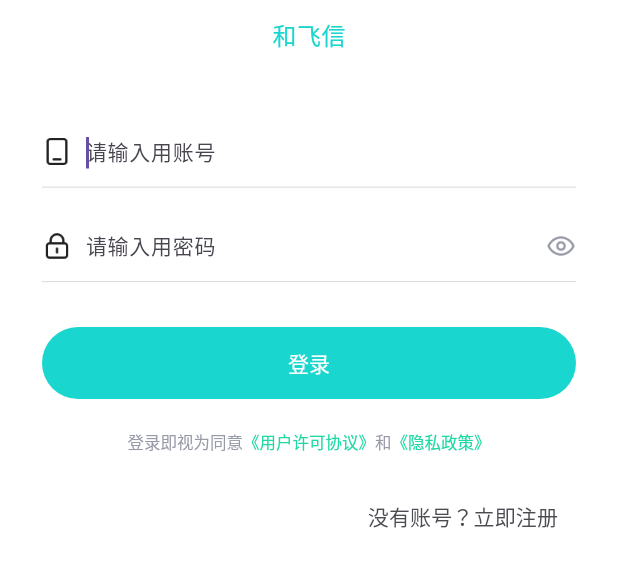
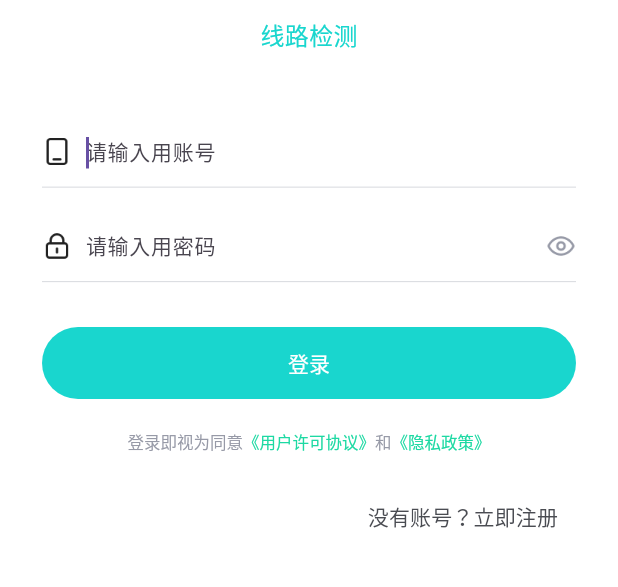
Before and after one commit to neo00007-boop/linecheck, a Flutter app: the screen it shows after launch, on a phone screen of 412 x 824 dp, the part 267-854 px from its top. Run offline on Flutter 3.47's test engine with Material 3 defaults, Android fonts, the phone set to English and light mode, and no system bars; our stand-ins replace device_info_plus, dio, flutter_easyloading, fluttertoast, package_info_plus, shared_preferences; missing offline and left inert: super_tooltip.

Commit message:
fix 详情页

```diff
--- a/lib/entity/const.dart
+++ b/lib/entity/const.dart
@@ -2,4 +2,4 @@
 const String kUserInfoKey = "kUserInfoKey";
 
 /* App名称 */
-const String kAppName = "和飞信";
+const String kAppName = "线路检测";
--- a/lib/page/home/widgets/task_cell.dart
+++ b/lib/page/home/widgets/task_cell.dart
@@ -29,14 +29,14 @@ class TaskCell extends StatelessWidget {
           Button(
             onPressed: (){
               if (!task.isDone) {
-                Future<void>.delayed(Duration(seconds: 2), () {
+                //Future<void>.delayed(Duration(seconds: 2), () {
                   LineInfoEntity entity = LineInfoEntity();
                   entity.id = 1000;
                   entity.url = "https://www.baidu.com";
                   entity.checkTime = "";
                   entity.resultOk = false;
                   NavigatorUtils.push(context, DetailPage(entity: entity), valueSetter: (value) {});
-                });
+                //});
               }
             },
             text: task.isDone ? '检测完成' : '开始检测',
--- a/lib/page/home/widgets/task_record_cell.dart
+++ b/lib/page/home/widgets/task_record_cell.dart
@@ -39,14 +39,14 @@ class TaskRecordCell extends StatelessWidget {
             ),
           ),
           Button(text: '查看结果', disabled: false, height: 30, width: 90,onPressed: (){
-            Future<void>.delayed(Duration(seconds: 2), () {
+            //Future<void>.delayed(Duration(seconds: 2), () {
               LineInfoEntity entity = LineInfoEntity();
               entity.id = 1000;
               entity.url = "https://www.baidu.com";
               entity.checkTime = "";
               entity.resultOk = false;
               NavigatorUtils.push(context, DetailPage(entity: entity), valueSetter: (value) {});
-            });
+            //});
           },),
         ],
       ),
--- a/lib/page/main_tab_page.dart
+++ b/lib/page/main_tab_page.dart
@@ -4,6 +4,7 @@ import 'package:linecheck/entity/line_info_entity.dart';
 import 'package:linecheck/index.dart';
 import 'package:linecheck/page/home/checked_task_view.dart';
 import 'package:linecheck/page/home/today_check_task_view.dart';
+import 'package:linecheck/page/login_page.dart';
 import 'detail-page.dart';
 
 class MainTabPage extends StatefulWidget {
@@ -128,7 +129,10 @@ class _MainTabPageState extends State<MainTabPage>
             ).textTheme.bodyMedium?.copyWith(color: Colors.white70),
           ),
 
-          Button(text: '退出登录', width: 120, height: 36),
+          Button(text: '退出登录', width: 120, height: 36, onPressed: (){
+              Navigator.maybePop(context);
+              NavigatorUtils.pushAndRemoveUntil(context, LoginPage());
+          },),
         ],
       ),
     );
```
Also changed, not shown: lib/page/login_page.dart (+4 -3 lines).
